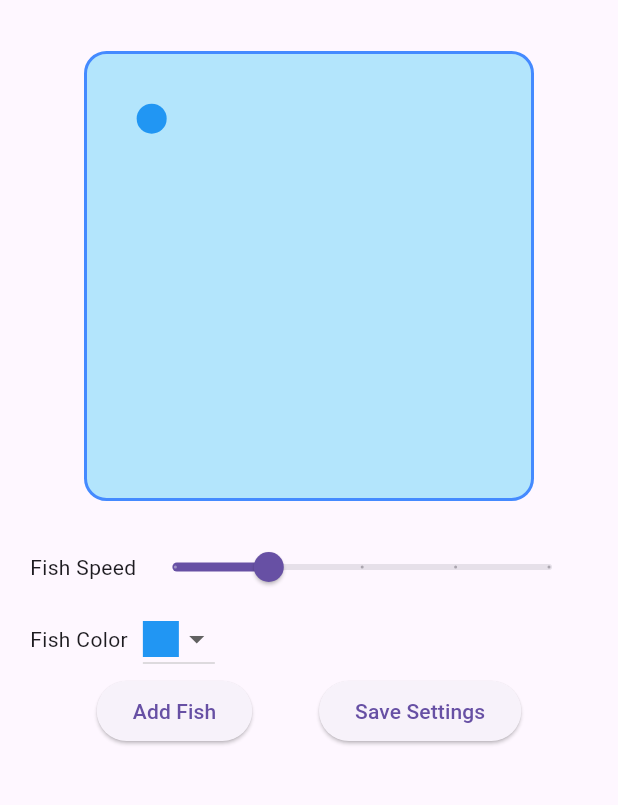
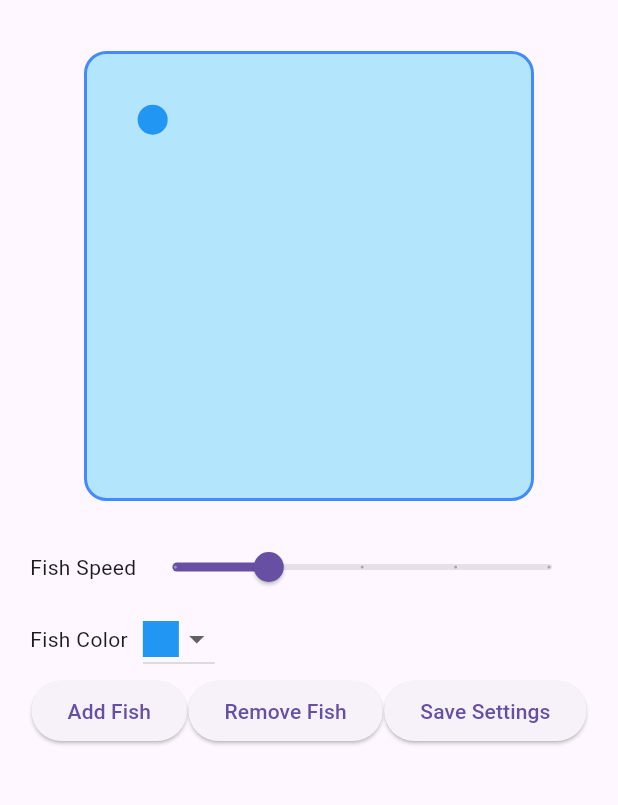
Before and after one commit to Jmorris104/aquarium, a Flutter app: the screen it shows after launch, after a tap on "Add Fish", on a phone screen of 412 x 824 dp, the part 63-868 px from its top. Run offline on Flutter 3.47's test engine with Material 3 defaults, Android fonts, the phone set to English and light mode, and no system bars.

Commit message:
add and rm fish

```diff
--- a/lib/main.dart
+++ b/lib/main.dart
@@ -19,19 +19,38 @@ class AquariumScreen extends StatefulWidget {
   _AquariumScreenState createState() => _AquariumScreenState();
 }
 
-class _AquariumScreenState extends State<AquariumScreen> {
+class _AquariumScreenState extends State<AquariumScreen> with TickerProviderStateMixin {
   List<Fish> fishList = [];
   double fishSpeed = 2.0;
   Color fishColor = Colors.blue;
 
-  void addFish() {
+  void _addFish() {
+    if (fishList.length < 10) { // Limit to 10 fish
       setState(() {
-      fishList.add(Fish(color: fishColor, speed: fishSpeed));
+        fishList.add(Fish(color: fishColor, speed: fishSpeed, vsync: this));
       });
+    }
+  }
+
+  void _removeFish() {
+    if (fishList.isNotEmpty) {
+      setState(() {
+        fishList.last.dispose(); // Dispose controller to avoid memory leaks
+        fishList.removeLast();
+      });
+    }
   }
 
   void saveSettings() {
-    // Here you can add logic to save fish count, speed, and color to local storage.
+    // Save settings (e.g., fish count, speed, color) to local storage here
+  }
+
+  @override
+  void dispose() {
+    for (var fish in fishList) {
+      fish.dispose();
+    }
+    super.dispose();
   }
 
   @override
@@ -115,8 +134,12 @@ class _AquariumScreenState extends State<AquariumScreen> {
                   mainAxisAlignment: MainAxisAlignment.spaceEvenly,
                   children: [
                     ElevatedButton(
-                      onPressed: addFish,
+                      onPressed: _addFish,
                       child: Text("Add Fish"),
+                    ),
+                    ElevatedButton(
+                      onPressed: _removeFish,
+                      child: Text("Remove Fish"),
                     ),
                     ElevatedButton(
                       onPressed: saveSettings,
@@ -136,19 +159,43 @@ class _AquariumScreenState extends State<AquariumScreen> {
 class Fish {
   final Color color;
   final double speed;
-  final double initialPositionX;
-  final double initialPositionY;
+  final AnimationController controller;
+  final Random random = Random();
+  double xPosition, yPosition;
+  double xDirection, yDirection;
 
-  Fish({required this.color, required this.speed})
-      : initialPositionX = Random().nextDouble() * 300,
-        initialPositionY = Random().nextDouble() * 300;
+  Fish({required this.color, required this.speed, required TickerProvider vsync})
+      : controller = AnimationController(
+          duration: Duration(seconds: 2),
+          vsync: vsync,
+        ),
+        xPosition = Random().nextDouble() * 280,
+        yPosition = Random().nextDouble() * 280,
+        xDirection = (Random().nextBool() ? 1 : -1) * Random().nextDouble(),
+        yDirection = (Random().nextBool() ? 1 : -1) * Random().nextDouble() {
+    controller.repeat();
+    controller.addListener(() {
+      xPosition += xDirection * speed;
+      yPosition += yDirection * speed;
+
+      // Check for boundary collisions
+      if (xPosition <= 0 || xPosition >= 280) {
+        xDirection *= -1;
+      }
+      if (yPosition <= 0 || yPosition >= 280) {
+        yDirection *= -1;
+      }
+    });
+  }
 
   Widget buildFish() {
+    return AnimatedBuilder(
+      animation: controller,
+      builder: (context, child) {
         return Positioned(
-      left: initialPositionX,
-      top: initialPositionY,
-      child: AnimatedContainer(
-        duration: Duration(milliseconds: (1000 ~/ speed).toInt()),
+          left: xPosition,
+          top: yPosition,
+          child: Container(
             width: 20,
             height: 20,
             decoration: BoxDecoration(
@@ -157,5 +204,11 @@ class Fish {
             ),
           ),
         );
+      },
+    );
+  }
+
+  void dispose() {
+    controller.dispose();
   }
 }
```
Lines whose indentation alone changed are shown as unchanged.
